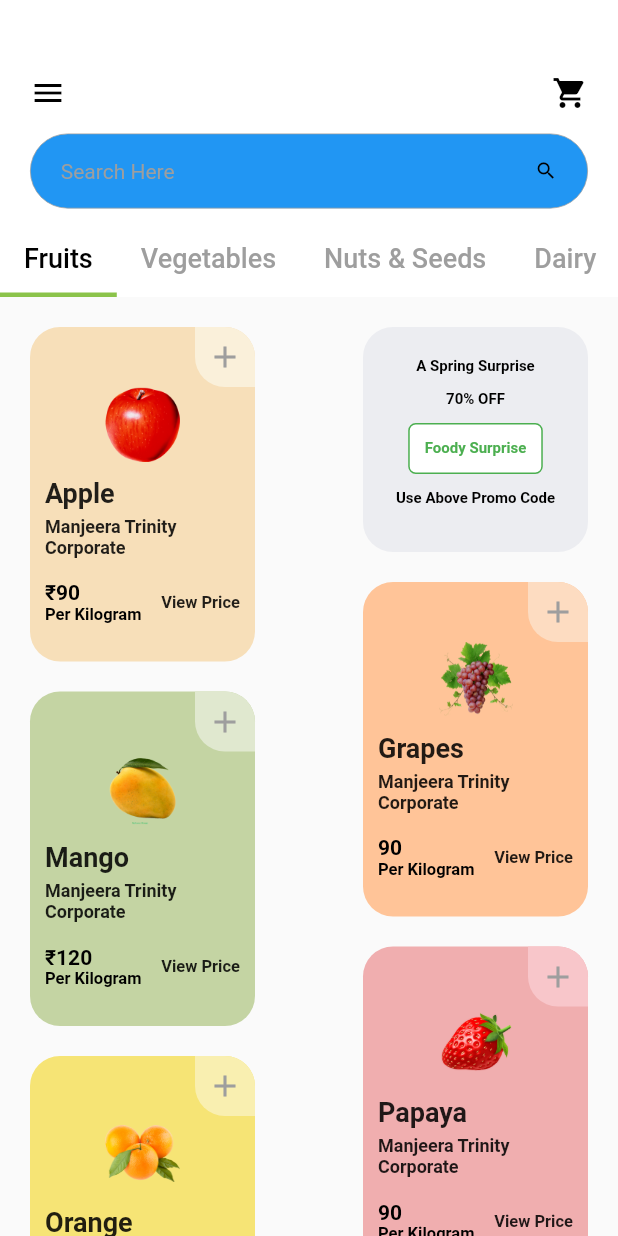
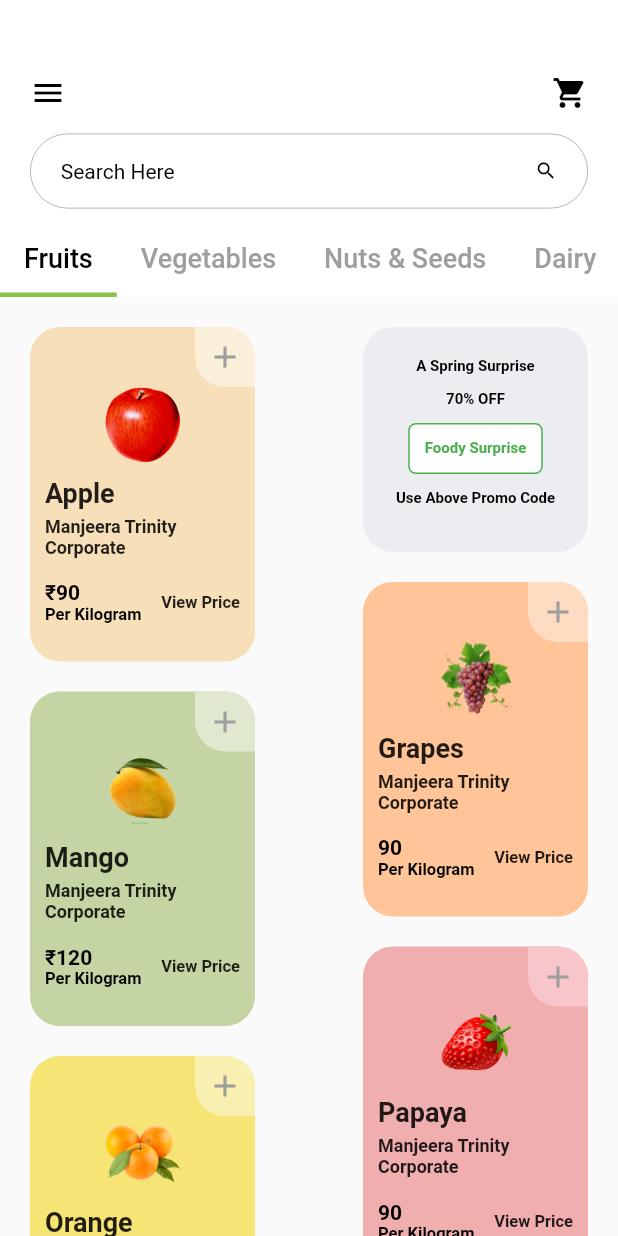
Before and after one commit to Anonymousgaurav/flutter_grocery_UI, a Flutter app: the screen it shows after launch, on a phone screen of 412 x 824 dp. Run offline on Flutter 3.47's test engine with Material 2 defaults, Android fonts, the phone set to English and light mode, and no system bars; Roboto replaces fonts that are missing (OpenSans).

Commit message:
Updated SearchBox

```diff
--- a/lib/main.dart
+++ b/lib/main.dart
@@ -59,7 +59,7 @@ class _MyHomePageState extends State<MyHomePage>
               width: MediaQuery.of(context).size.width,
               height: 50.0,
               decoration: BoxDecoration(
-                color: Colors.blue,
+                color: Colors.white,
                 borderRadius: BorderRadius.circular(30.0),
                 border: Border.all(color: Colors.grey, width: 0.5),
               ),
@@ -70,7 +70,7 @@ class _MyHomePageState extends State<MyHomePage>
                     Text(
                       "Search Here",
                       style: TextStyle(
-                        color: Colors.grey,
+                        color: Colors.black,
                         fontFamily: 'OpenSans',
                       ),
                     ),
```
